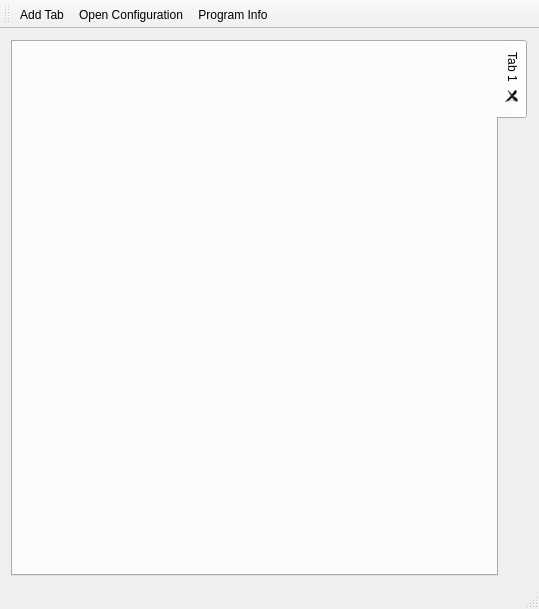
First picture: the form in mainwindow.ui, repository chrisdevchroma/fourchan-dl, before the edit.
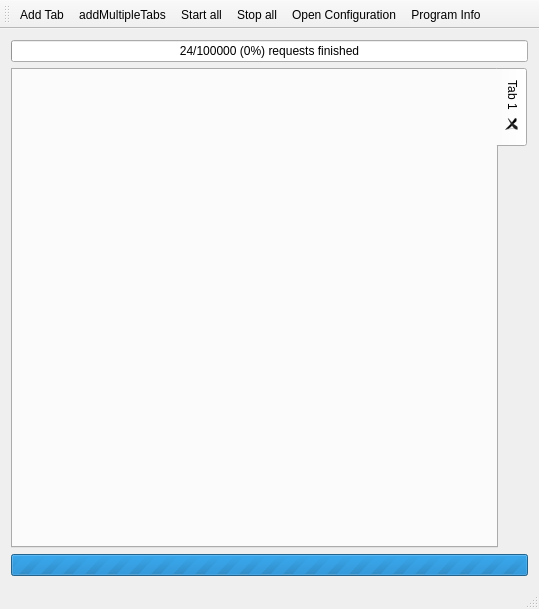
Second picture: the form after the edit. Icons and pictures are not drawn.

Diff of the .ui file:
```diff
--- a/mainwindow.ui
+++ b/mainwindow.ui
@@ -19,7 +19,7 @@
   </property>
   <widget class="QWidget" name="centralWidget">
    <layout class="QGridLayout" name="gridLayout">
-    <item row="0" column="0">
+    <item row="2" column="0">
      <widget class="QTabWidget" name="tabWidget">
       <property name="tabPosition">
        <enum>QTabWidget::East</enum>
@@ -43,6 +43,32 @@
       </widget>
      </widget>
     </item>
+    <item row="0" column="0">
+     <widget class="QProgressBar" name="pbOpenRequests">
+      <property name="maximum">
+       <number>999999999</number>
+      </property>
+      <property name="value">
+       <number>24</number>
+      </property>
+      <property name="format">
+       <string>%v/%m (%p%) requests finished</string>
+      </property>
+     </widget>
+    </item>
+    <item row="3" column="0">
+     <widget class="QProgressBar" name="pbPendingThumbnails">
+      <property name="maximum">
+       <number>0</number>
+      </property>
+      <property name="value">
+       <number>0</number>
+      </property>
+      <property name="format">
+       <string>Another %v thumbnails to create</string>
+      </property>
+     </widget>
+    </item>
    </layout>
   </widget>
   <widget class="QToolBar" name="mainToolBar">
@@ -53,6 +79,9 @@
     <bool>false</bool>
    </attribute>
    <addaction name="actionAdd_Tab"/>
+   <addaction name="actionAddMultipleTabs"/>
+   <addaction name="actionStart_all"/>
+   <addaction name="actionStop_all"/>
    <addaction name="actionOpen_Configuration"/>
    <addaction name="actionShowInfo"/>
   </widget>
@@ -84,6 +113,36 @@
     <string>Open Configuration</string>
    </property>
   </action>
+  <action name="actionStart_all">
+   <property name="icon">
+    <iconset resource="resources.qrc">
+     <normaloff>:/icons/resources/media-playback-start.png</normaloff>:/icons/resources/media-playback-start.png</iconset>
+   </property>
+   <property name="text">
+    <string>Start all</string>
+   </property>
+  </action>
+  <action name="actionStop_all">
+   <property name="icon">
+    <iconset resource="resources.qrc">
+     <normaloff>:/icons/resources/media-playback-stop.png</normaloff>:/icons/resources/media-playback-stop.png</iconset>
+   </property>
+   <property name="text">
+    <string>Stop all</string>
+   </property>
+  </action>
+  <action name="actionAddMultipleTabs">
+   <property name="icon">
+    <iconset resource="resources.qrc">
+     <normaloff>:/icons/resources/tab-++.png</normaloff>:/icons/resources/tab-++.png</iconset>
+   </property>
+   <property name="text">
+    <string>addMultipleTabs</string>
+   </property>
+   <property name="toolTip">
+    <string>Add multiple tabs</string>
+   </property>
+  </action>
  </widget>
  <layoutdefault spacing="6" margin="11"/>
  <resources>
```
Left out of the diff: 22 changed lines with no effect on the pictures.
